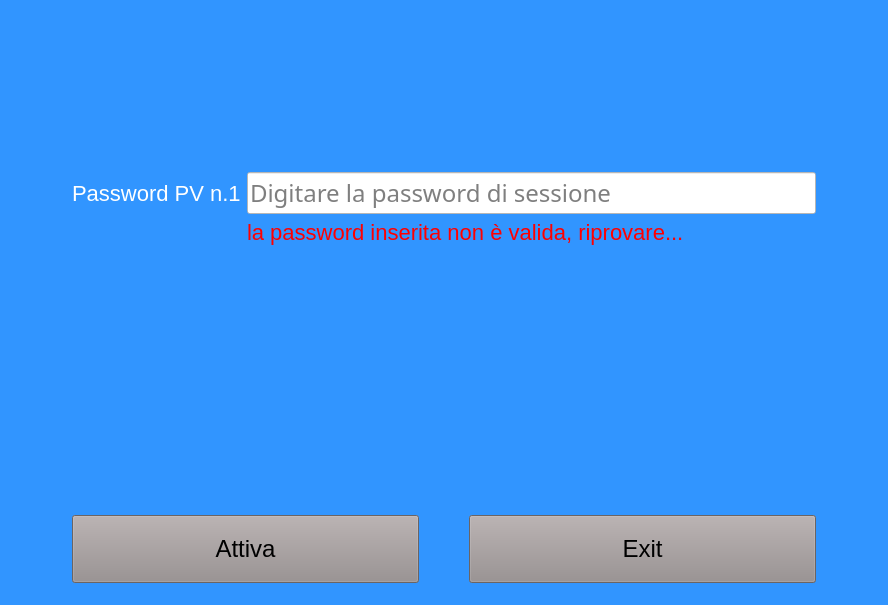
Above: mainwindowpv.ui from giuseppedifatta/sistemaPostazioneVoto before the change. Below: the same form after it.
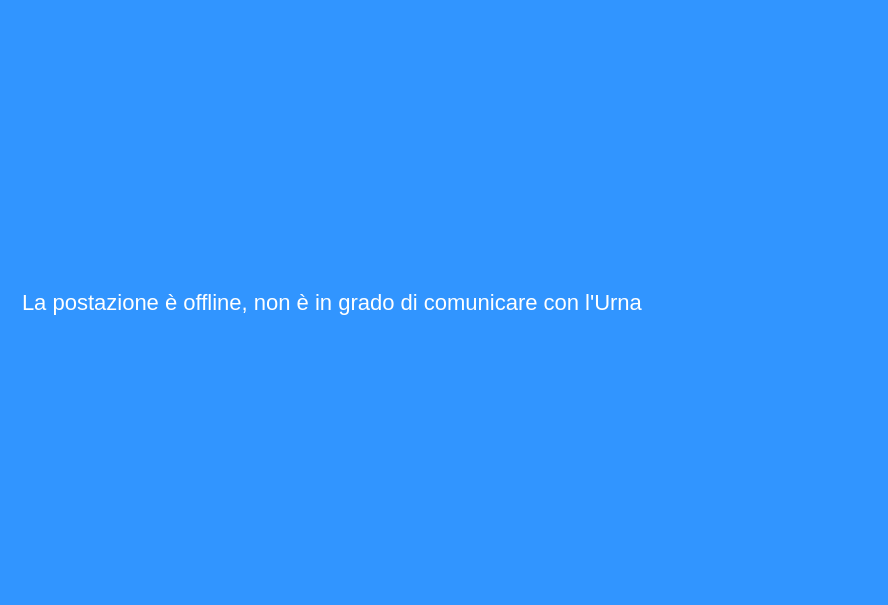
That is the form after the change. The open tabs and pages were chosen to show the change.

What changed in the file:
```diff
--- a/mainwindowpv.ui
+++ b/mainwindowpv.ui
@@ -109,7 +109,7 @@
               <item row="0" column="0">
                <widget class="QLabel" name="passwordPV_label">
                 <property name="text">
-                 <string>Password PV n.1</string>
+                 <string>Session key PV n.</string>
                 </property>
                </widget>
               </item>
@@ -378,6 +378,17 @@
         </item>
        </layout>
       </widget>
+      <widget class="QWidget" name="offline_page">
+       <layout class="QVBoxLayout" name="verticalLayout_8">
+        <item>
+         <widget class="QLabel" name="label">
+          <property name="text">
+           <string>La postazione è offline, non è in grado di comunicare con l'Urna</string>
+          </property>
+         </widget>
+        </item>
+       </layout>
+      </widget>
      </widget>
     </item>
    </layout>
```
Left out of the diff: 16 changed lines with no effect on the pictures.
